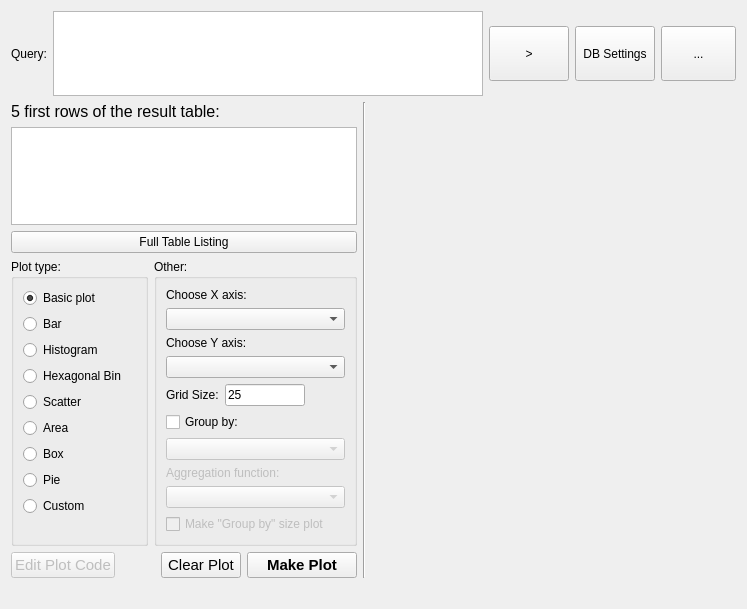
First picture: the form in DatabaseGraphUtility.ui, repository vladkozlov/database-graph-utility, before the edit.
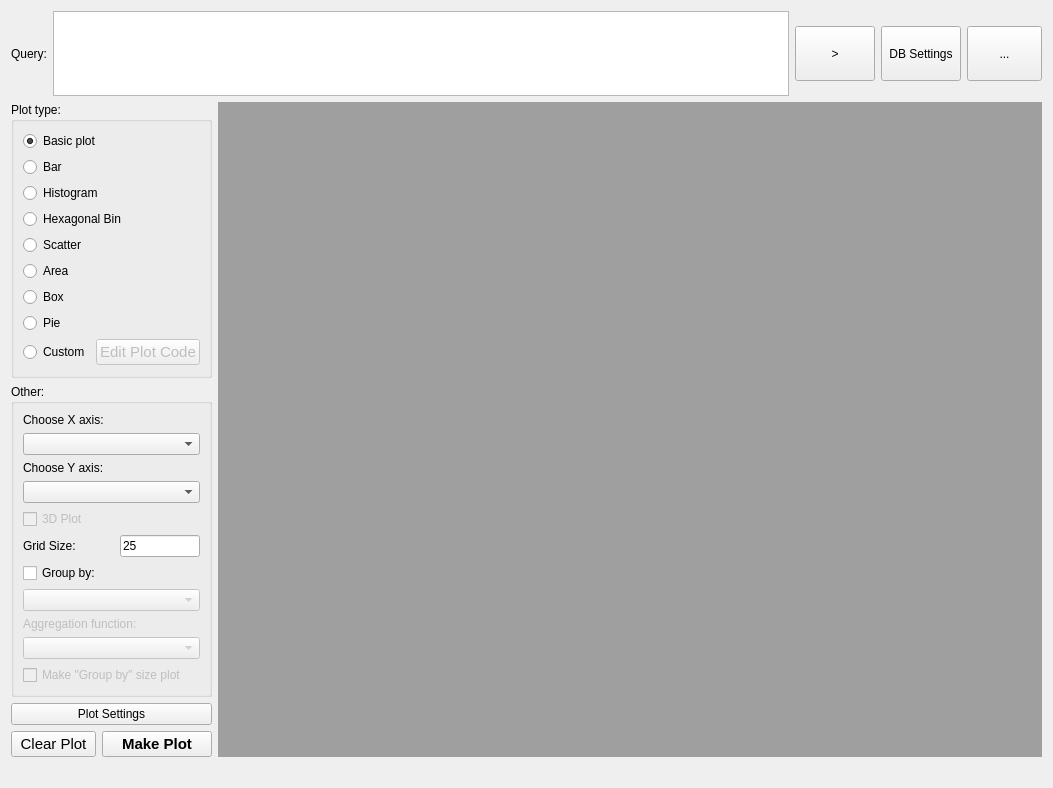
Second picture: the form after the edit.

Commit message:
Added Multi Document Interface
+new fresh mdi look, +bug fixes

```diff
--- a/DatabaseGraphUtility.ui
+++ b/DatabaseGraphUtility.ui
@@ -6,8 +6,8 @@
    <rect>
     <x>0</x>
     <y>0</y>
-    <width>747</width>
-    <height>609</height>
+    <width>1053</width>
+    <height>754</height>
    </rect>
   </property>
   <property name="font">
@@ -110,39 +110,11 @@
     </layout>
    </item>
    <item>
-    <layout class="QHBoxLayout" name="horizontalLayout_plot">
+    <layout class="QHBoxLayout" name="horizontalLayout_9">
      <item>
-      <layout class="QVBoxLayout" name="verticalLayout_5">
+      <layout class="QHBoxLayout" name="horizontalLayout_3">
        <item>
-        <widget class="QLabel" name="label_tableHeader">
-         <property name="text">
-          <string>&lt;html&gt;&lt;head/&gt;&lt;body&gt;&lt;p&gt;&lt;span style=&quot; font-size:12pt;&quot;&gt;5 first rows of the result table:&lt;/span&gt;&lt;/p&gt;&lt;/body&gt;&lt;/html&gt;</string>
-         </property>
-        </widget>
-       </item>
-       <item>
-        <widget class="QTableView" name="tableView_table"/>
-       </item>
-       <item>
-        <widget class="QPushButton" name="pushButton_tableListing">
-         <property name="font">
-          <font>
-           <pointsize>9</pointsize>
-          </font>
-         </property>
-         <property name="text">
-          <string>Full Table Listing</string>
-         </property>
-         <property name="checkable">
-          <bool>false</bool>
-         </property>
-         <property name="autoExclusive">
-          <bool>false</bool>
-         </property>
-        </widget>
-       </item>
-       <item>
-        <layout class="QHBoxLayout" name="horizontalLayout_8">
+        <layout class="QVBoxLayout" name="verticalLayout_11">
          <item>
           <widget class="QGroupBox" name="groupBox_plotType">
            <property name="title">
@@ -220,6 +192,8 @@
                </widget>
               </item>
               <item>
+               <layout class="QHBoxLayout" name="horizontalLayout_5">
+                <item>
                <widget class="QRadioButton" name="radioButton_custom">
                 <property name="text">
                  <string>Custom</string>
@@ -227,6 +201,23 @@
                </widget>
               </item>
               <item>
+                 <widget class="QPushButton" name="pushButton_codeEdit">
+                  <property name="enabled">
+                   <bool>false</bool>
+                  </property>
+                  <property name="font">
+                   <font>
+                    <pointsize>11</pointsize>
+                   </font>
+                  </property>
+                  <property name="text">
+                   <string>Edit Plot Code</string>
+                  </property>
+                 </widget>
+                </item>
+               </layout>
+              </item>
+              <item>
                <spacer name="horizontalSpacer">
                 <property name="orientation">
                  <enum>Qt::Horizontal</enum>
@@ -239,24 +230,13 @@
                 </property>
                </spacer>
               </item>
-              <item>
-               <spacer name="verticalSpacer_4">
-                <property name="orientation">
-                 <enum>Qt::Vertical</enum>
-                </property>
-                <property name="sizeHint" stdset="0">
-                 <size>
-                  <width>20</width>
-                  <height>40</height>
-                 </size>
-                </property>
-               </spacer>
-              </item>
              </layout>
             </item>
            </layout>
           </widget>
          </item>
+         <item>
+          <layout class="QVBoxLayout" name="verticalLayout_3">
          <item>
           <widget class="QGroupBox" name="groupBox_Other">
            <property name="sizePolicy">
@@ -301,13 +281,17 @@
                <widget class="QComboBox" name="comboBox_chooseY"/>
               </item>
               <item>
-               <layout class="QHBoxLayout" name="horizontalLayout_2">
-                <property name="sizeConstraint">
-                 <enum>QLayout::SetDefaultConstraint</enum>
-                </property>
-                <property name="bottomMargin">
-                 <number>0</number>
-                </property>
+                 <widget class="QCheckBox" name="checkBox_3dplot">
+                  <property name="enabled">
+                   <bool>false</bool>
+                  </property>
+                  <property name="text">
+                   <string>3D Plot</string>
+                  </property>
+                 </widget>
+                </item>
+                <item>
+                 <layout class="QHBoxLayout" name="horizontalLayout_6">
                 <item>
                  <widget class="QLabel" name="label_gridSize">
                   <property name="sizePolicy">
@@ -334,19 +318,16 @@
                   </property>
                  </widget>
                 </item>
-                <item>
-                 <spacer name="horizontalSpacer_3">
-                  <property name="orientation">
-                   <enum>Qt::Horizontal</enum>
-                  </property>
-                  <property name="sizeHint" stdset="0">
-                   <size>
-                    <width>40</width>
-                    <height>1</height>
-                   </size>
-                  </property>
-                 </spacer>
+                 </layout>
                 </item>
+                <item>
+                 <layout class="QHBoxLayout" name="horizontalLayout_2">
+                  <property name="sizeConstraint">
+                   <enum>QLayout::SetDefaultConstraint</enum>
+                  </property>
+                  <property name="bottomMargin">
+                   <number>0</number>
+                  </property>
                </layout>
               </item>
               <item>
@@ -390,19 +371,6 @@
                 </property>
                </widget>
               </item>
-              <item>
-               <spacer name="verticalSpacer_3">
-                <property name="orientation">
-                 <enum>Qt::Vertical</enum>
-                </property>
-                <property name="sizeHint" stdset="0">
-                 <size>
-                  <width>20</width>
-                  <height>40</height>
-                 </size>
-                </property>
-               </spacer>
-              </item>
              </layout>
             </item>
            </layout>
@@ -410,6 +378,17 @@
          </item>
         </layout>
        </item>
+         <item>
+          <widget class="QPushButton" name="pushButton_moarPlotSettings">
+           <property name="text">
+            <string>Plot Settings</string>
+           </property>
+          </widget>
+         </item>
+         <item>
+          <layout class="QHBoxLayout" name="horizontalLayout_plot">
+           <item>
+            <layout class="QVBoxLayout" name="verticalLayout_5">
        <item>
         <spacer name="verticalSpacer_2">
          <property name="orientation">
@@ -425,34 +404,6 @@
        </item>
        <item>
         <layout class="QHBoxLayout" name="horizontalLayout_10">
-         <item>
-          <widget class="QPushButton" name="pushButton_codeEdit">
-           <property name="enabled">
-            <bool>false</bool>
-           </property>
-           <property name="font">
-            <font>
-             <pointsize>11</pointsize>
-            </font>
-           </property>
-           <property name="text">
-            <string>Edit Plot Code</string>
-           </property>
-          </widget>
-         </item>
-         <item>
-          <spacer name="horizontalSpacer_2">
-           <property name="orientation">
-            <enum>Qt::Horizontal</enum>
-           </property>
-           <property name="sizeHint" stdset="0">
-            <size>
-             <width>40</width>
-             <height>20</height>
-            </size>
-           </property>
-          </spacer>
-         </item>
          <item>
           <widget class="QPushButton" name="pushButton_clearPlot">
            <property name="font">
@@ -492,31 +443,80 @@
        </item>
       </layout>
      </item>
+          </layout>
+         </item>
+        </layout>
+       </item>
+      </layout>
+     </item>
      <item>
-      <widget class="Line" name="line">
-       <property name="cursor">
-        <cursorShape>ArrowCursor</cursorShape>
+      <widget class="QMdiArea" name="mdiArea">
+       <property name="sizePolicy">
+        <sizepolicy hsizetype="Expanding" vsizetype="Expanding">
+         <horstretch>100</horstretch>
+         <verstretch>100</verstretch>
+        </sizepolicy>
        </property>
-       <property name="orientation">
-        <enum>Qt::Vertical</enum>
+       <property name="minimumSize">
+        <size>
+         <width>300</width>
+         <height>100</height>
+        </size>
        </property>
-      </widget>
-     </item>
-     <item>
-      <spacer name="verticalSpacer">
-       <property name="orientation">
-        <enum>Qt::Vertical</enum>
+       <property name="activationOrder">
+        <enum>QMdiArea::CreationOrder</enum>
        </property>
-       <property name="sizeHint" stdset="0">
+       <property name="viewMode">
+        <enum>QMdiArea::SubWindowView</enum>
+       </property>
+       <property name="documentMode">
+        <bool>false</bool>
+       </property>
+       <property name="tabsClosable">
+        <bool>false</bool>
+       </property>
+       <property name="tabsMovable">
+        <bool>false</bool>
+       </property>
+       <property name="tabPosition">
+        <enum>QTabWidget::North</enum>
+       </property>
+       <widget class="QWidget" name="subwindow">
+        <property name="sizePolicy">
+         <sizepolicy hsizetype="Expanding" vsizetype="Expanding">
+          <horstretch>0</horstretch>
+          <verstretch>0</verstretch>
+         </sizepolicy>
+        </property>
+        <property name="minimumSize">
         <size>
-         <width>20</width>
-         <height>40</height>
-        </size>
-       </property>
-      </spacer>
-     </item>
+          <width>200</width>
+          <height>200</height>
+         </size>
+        </property>
+        <property name="windowTitle">
+         <string>Дочернее окно</string>
+        </property>
+        <layout class="QVBoxLayout" name="verticalLayout_2">
+         <item>
+          <layout class="QHBoxLayout" name="horizontalLayout_4" stretch="0">
+           <property name="sizeConstraint">
+            <enum>QLayout::SetNoConstraint</enum>
+           </property>
      <item>
       <layout class="QVBoxLayout" name="mplvl">
+             <property name="leftMargin">
+              <number>5</number>
+             </property>
+             <property name="topMargin">
+              <number>0</number>
+             </property>
+             <property name="rightMargin">
+              <number>5</number>
+             </property>
+             <property name="bottomMargin">
+              <number>5</number>
+             </property>
        <item>
         <widget class="QWidget" name="widget_Plot" native="true">
          <property name="sizePolicy">
@@ -534,6 +534,76 @@
         </widget>
        </item>
       </layout>
+           </item>
+          </layout>
+         </item>
+        </layout>
+        <zorder></zorder>
+       </widget>
+       <widget class="QWidget" name="subwindow_2">
+        <property name="sizePolicy">
+         <sizepolicy hsizetype="Preferred" vsizetype="Preferred">
+          <horstretch>200</horstretch>
+          <verstretch>100</verstretch>
+         </sizepolicy>
+        </property>
+        <property name="minimumSize">
+         <size>
+          <width>200</width>
+          <height>100</height>
+         </size>
+        </property>
+        <property name="windowTitle">
+         <string>Дочернее окно</string>
+        </property>
+        <layout class="QVBoxLayout" name="verticalLayout_7">
+         <item>
+          <layout class="QVBoxLayout" name="verticalLayout">
+           <property name="leftMargin">
+            <number>5</number>
+           </property>
+           <property name="topMargin">
+            <number>5</number>
+           </property>
+           <property name="rightMargin">
+            <number>5</number>
+           </property>
+           <property name="bottomMargin">
+            <number>5</number>
+           </property>
+           <item>
+            <widget class="QTableView" name="tableView_table">
+             <property name="minimumSize">
+              <size>
+               <width>400</width>
+               <height>0</height>
+              </size>
+             </property>
+            </widget>
+           </item>
+           <item>
+            <widget class="QPushButton" name="pushButton_tableListing">
+             <property name="font">
+              <font>
+               <pointsize>9</pointsize>
+              </font>
+             </property>
+             <property name="text">
+              <string>Full Table Listing</string>
+             </property>
+             <property name="checkable">
+              <bool>false</bool>
+             </property>
+             <property name="autoExclusive">
+              <bool>false</bool>
+             </property>
+            </widget>
+           </item>
+          </layout>
+         </item>
+        </layout>
+       </widget>
+      </widget>
      </item>
     </layout>
    </item>
```
Lines whose indentation alone changed are shown as unchanged. The commit also changes 3 other files.
